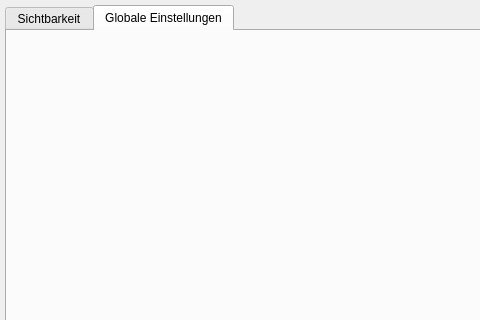
Before: the Qt Designer form ui/settings_dialog.ui in geoObserver/geobasis_loader, drawn with Qt 5; both pictures show x 0 to 480 and y 0 to 320 of the 800 by 800 pixel window.
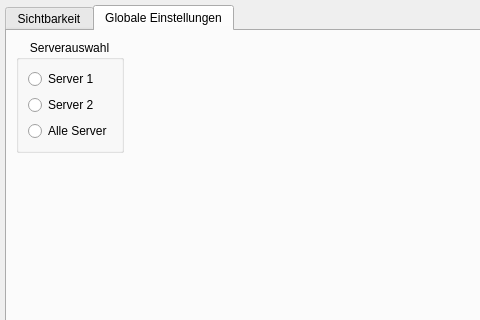
After: the same form once the commit is applied. The open tabs and pages were chosen to show the change.

Commit message: Add server selection options to SettingsDialog for improved configuration

The edit to the form file:
```diff
--- a/ui/settings_dialog.ui
+++ b/ui/settings_dialog.ui
@@ -196,11 +196,94 @@
      </widget>
      <widget class="QWidget" name="settings">
       <property name="enabled">
-       <bool>false</bool>
+       <bool>true</bool>
+      </property>
+      <property name="sizePolicy">
+       <sizepolicy hsizetype="Preferred" vsizetype="Preferred">
+        <horstretch>0</horstretch>
+        <verstretch>0</verstretch>
+       </sizepolicy>
+      </property>
+      <property name="layoutDirection">
+       <enum>Qt::LeftToRight</enum>
       </property>
       <attribute name="title">
        <string>Globale Einstellungen</string>
       </attribute>
+      <layout class="QGridLayout" name="gridLayout_2" rowstretch="0">
+       <property name="sizeConstraint">
+        <enum>QLayout::SetMinimumSize</enum>
+       </property>
+       <item row="0" column="1" alignment="Qt::AlignLeft|Qt::AlignTop">
+        <widget class="QGroupBox" name="server_selection">
+         <property name="enabled">
+          <bool>true</bool>
+         </property>
+         <property name="sizePolicy">
+          <sizepolicy hsizetype="Fixed" vsizetype="Fixed">
+           <horstretch>0</horstretch>
+           <verstretch>0</verstretch>
+          </sizepolicy>
+         </property>
+         <property name="title">
+          <string>Serverauswahl</string>
+         </property>
+         <property name="alignment">
+          <set>Qt::AlignHCenter|Qt::AlignTop</set>
+         </property>
+         <property name="flat">
+          <bool>false</bool>
+         </property>
+         <property name="checkable">
+          <bool>false</bool>
+         </property>
+         <layout class="QVBoxLayout" name="verticalLayout_4">
+          <property name="sizeConstraint">
+           <enum>QLayout::SetMinimumSize</enum>
+          </property>
+          <item>
+           <widget class="QRadioButton" name="radioButton_3">
+            <property name="text">
+             <string>Server 1</string>
+            </property>
+            <property name="server" stdset="0">
+             <number>1</number>
+            </property>
+            <attribute name="buttonGroup">
+             <string notr="true">server_button_group</string>
+            </attribute>
+           </widget>
+          </item>
+          <item>
+           <widget class="QRadioButton" name="radioButton_2">
+            <property name="text">
+             <string>Server 2</string>
+            </property>
+            <property name="server" stdset="0">
+             <number>2</number>
+            </property>
+            <attribute name="buttonGroup">
+             <string notr="true">server_button_group</string>
+            </attribute>
+           </widget>
+          </item>
+          <item>
+           <widget class="QRadioButton" name="radioButton">
+            <property name="text">
+             <string>Alle Server</string>
+            </property>
+            <property name="server" stdset="0">
+             <number>0</number>
+            </property>
+            <attribute name="buttonGroup">
+             <string notr="true">server_button_group</string>
+            </attribute>
+           </widget>
+          </item>
+         </layout>
+        </widget>
+       </item>
+      </layout>
      </widget>
     </widget>
    </item>
```
Left out of the diff: 3 changed lines with no effect on the pictures.
